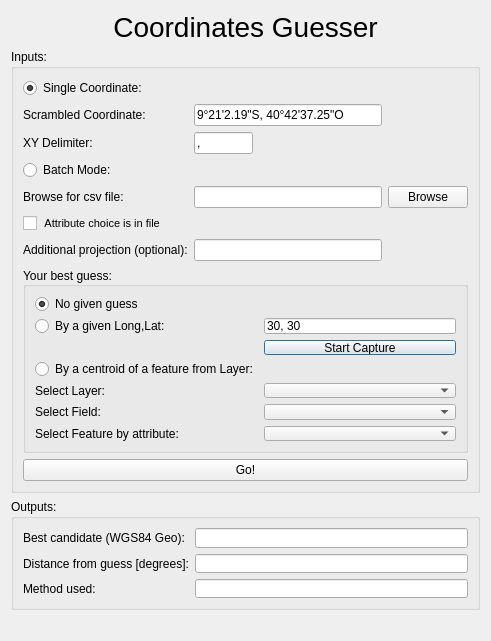
jicrbuh/CoordinateGuesser, file CoordGuesser_dialog_base.ui: the form before one commit.
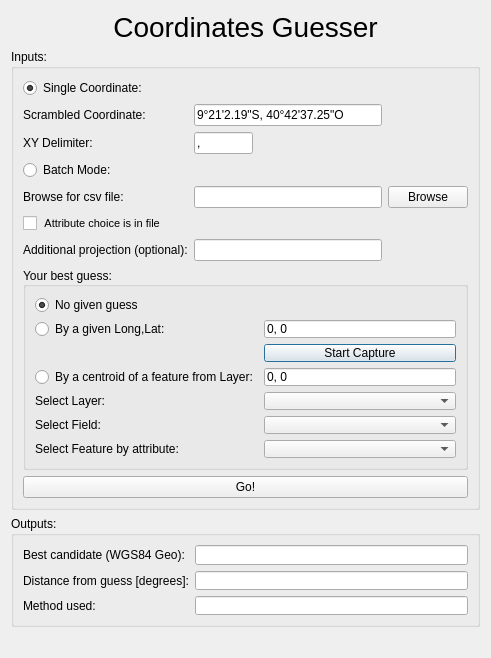
The form after the commit.

```diff
--- a/CoordGuesser_dialog_base.ui
+++ b/CoordGuesser_dialog_base.ui
@@ -7,7 +7,7 @@
     <x>0</x>
     <y>0</y>
     <width>491</width>
-    <height>641</height>
+    <height>658</height>
    </rect>
   </property>
   <property name="minimumSize">
@@ -157,7 +157,7 @@
             </sizepolicy>
            </property>
            <property name="text">
-            <string>30, 30</string>
+            <string>0, 0</string>
            </property>
           </widget>
          </item>
@@ -259,6 +259,13 @@
            </property>
           </widget>
          </item>
+         <item row="3" column="1">
+          <widget class="QLineEdit" name="lineEdit_centroid">
+           <property name="text">
+            <string>0, 0</string>
+           </property>
+          </widget>
+         </item>
         </layout>
        </widget>
       </item>
```
Left out of the diff: 26 changed lines with no effect on the pictures.
